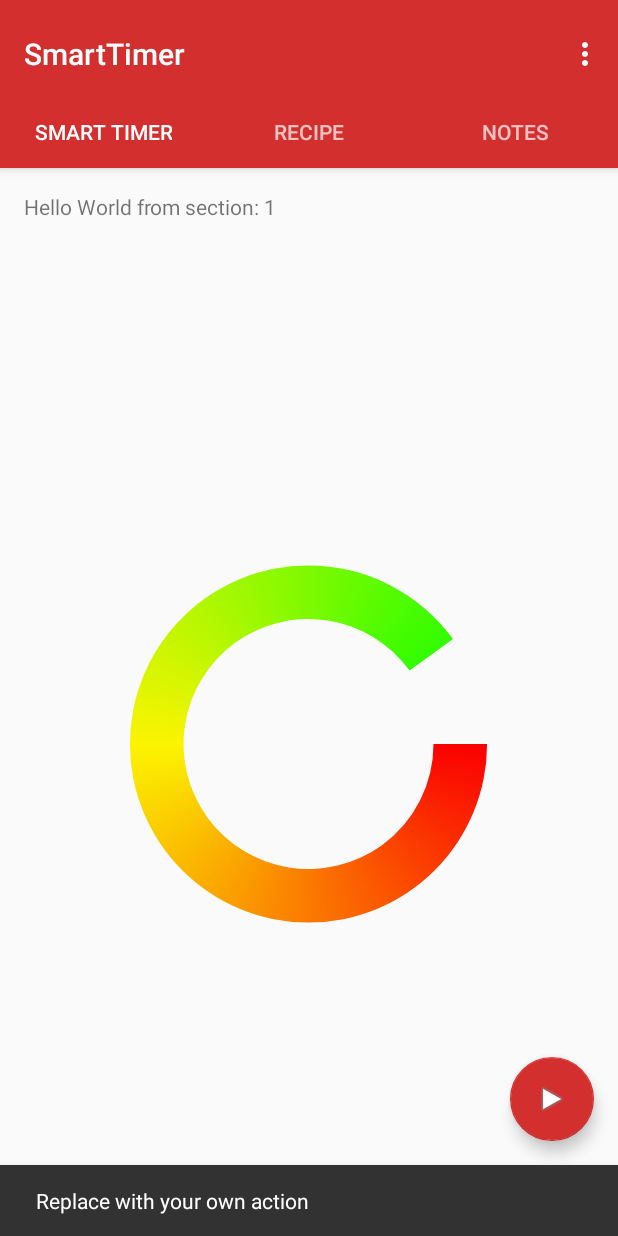
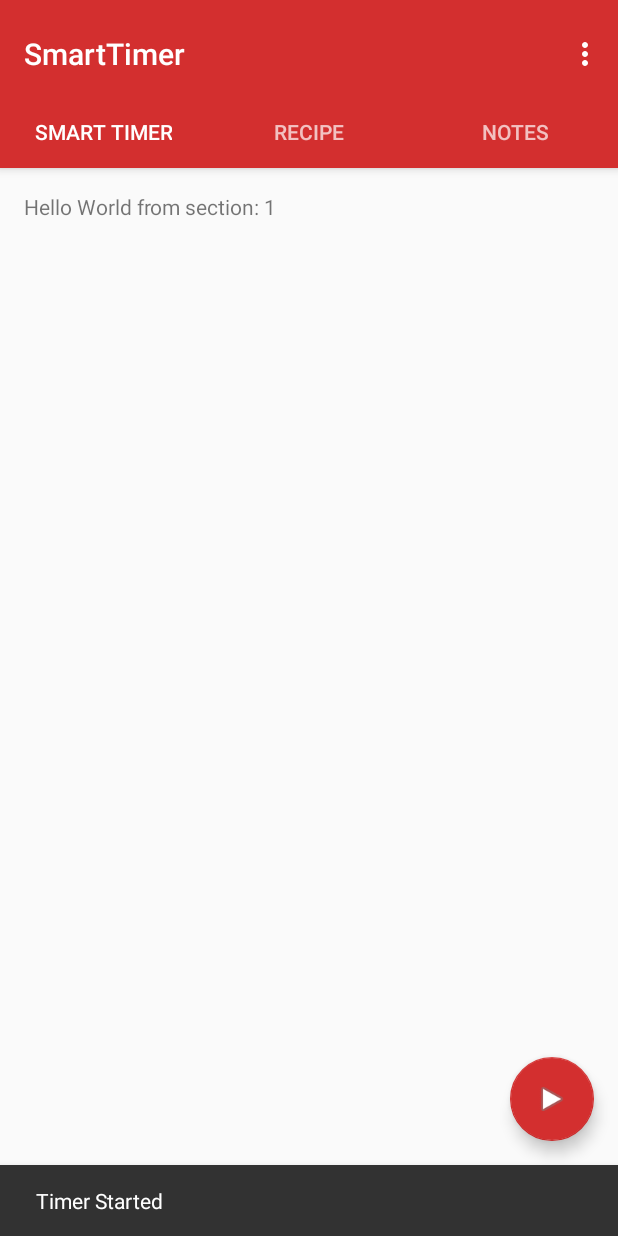
Before and after one commit to soulroyale/Bbq2016Ap, an Android app: the SmartTimer screen opened directly, with no data from a screen before it, after a tap on an icon or button, on a phone screen of 412 x 824 dp. Run offline under Robolectric (Android 15) with nearby library versions, the phone set to English and light mode, and no system bars; 1 statement that could not run was skipped.

Commit message:
- Removed Non Functional Progressbar  - Start Implement timer

```diff
--- a/mobile/src/main/java/com/jalee/bbqbuddy/SmartTimer.java
+++ b/mobile/src/main/java/com/jalee/bbqbuddy/SmartTimer.java
@@ -1,6 +1,8 @@
 package com.jalee.bbqbuddy;
 
+import android.app.ProgressDialog;
 import android.content.Context;
+import android.os.CountDownTimer;
 import android.support.design.widget.TabLayout;
 import android.support.design.widget.FloatingActionButton;
 import android.support.design.widget.Snackbar;
@@ -12,6 +14,7 @@ import android.support.v4.app.FragmentManager;
 import android.support.v4.app.FragmentPagerAdapter;
 import android.support.v4.view.ViewPager;
 import android.os.Bundle;
+import android.util.Log;
 import android.view.LayoutInflater;
 import android.view.Menu;
 import android.view.MenuItem;
@@ -38,6 +41,9 @@ public class SmartTimer extends AppCompatActivity {
     /**
      * The {@link ViewPager} that will host the section contents.
      */
+
+
+
     private ViewPager mViewPager;
 
     @Override
@@ -64,16 +70,28 @@ public class SmartTimer extends AppCompatActivity {
         fab.setOnClickListener(new View.OnClickListener() {
             @Override
             public void onClick(View view) {
-                Snackbar.make(view, "Replace with your own action", Snackbar.LENGTH_LONG)
+                Snackbar.make(view, "Timer Started", Snackbar.LENGTH_LONG)
                         .setAction("Action", null).show();
+
+
+                new CountDownTimer(10000,1000) {
+                    public void onTick(long millisecondsUntilDone) {
+                        //Countdown method, runs at specified interval
+                        Log.i("Seconds Left: ", String.valueOf(millisecondsUntilDone / 1000));
+
+                    }
+                    public void onFinish() {
+                        //On Counter finished
+                        Log.i("Done","Done");
+
+                    }
+
+                }.start();
             }
         });
 
 
-        //ProgressBar pb = (ProgressBar) findViewById(R.id.smartTimer);
-        //Animation an = new RotateAnimation(0.0f, 90.0f, 250f, 273f);
-        //an.setFillAfter(true);
-        //pb.startAnimation(an);
+
 
     }
 
--- a/mobile/src/main/res/drawable/circular_progress_bar.xml
+++ /dev/null
@@ -1,16 +0,0 @@
-<?xml version="1.0" encoding="utf-8"?>
-<layer-list xmlns:android="http://schemas.android.com/apk/res/android" >
-    <item android:id="@android:id/progress">
-        <shape
-            android:innerRadiusRatio="3"
-            android:shape="ring"
-            android:thicknessRatio="7.0"
-            android:useLevel="true">
-            <gradient
-                android:startColor="#fb0000"
-                android:endColor="#00FF00"
-                android:centerColor="#fbf400"
-                android:type="sweep" />
-        </shape>
-    </item>
-</layer-list>
--- a/mobile/src/main/res/layout/fragment_smart_timer.xml
+++ b/mobile/src/main/res/layout/fragment_smart_timer.xml
@@ -8,20 +8,10 @@
     android:paddingTop="@dimen/activity_vertical_margin"
     tools:context="com.jalee.bbqbuddy.SmartTimer$PlaceholderFragment">
 
-    <ProgressBar
-        android:id="@+id/smartTimer"
-        style="?android:attr/progressBarStyleHorizontal"
-        android:layout_width="250dp"
-        android:layout_height="273dp"
-        android:layout_centerInParent="true"
-        android:indeterminate="false"
-        android:max="100"
-        android:progress="90"
-        android:progressDrawable="@drawable/circular_progress_bar"/>
-
     <TextView
         android:id="@+id/section_label"
         android:layout_width="wrap_content"
         android:layout_height="wrap_content" />
 
+
 </RelativeLayout>
```
